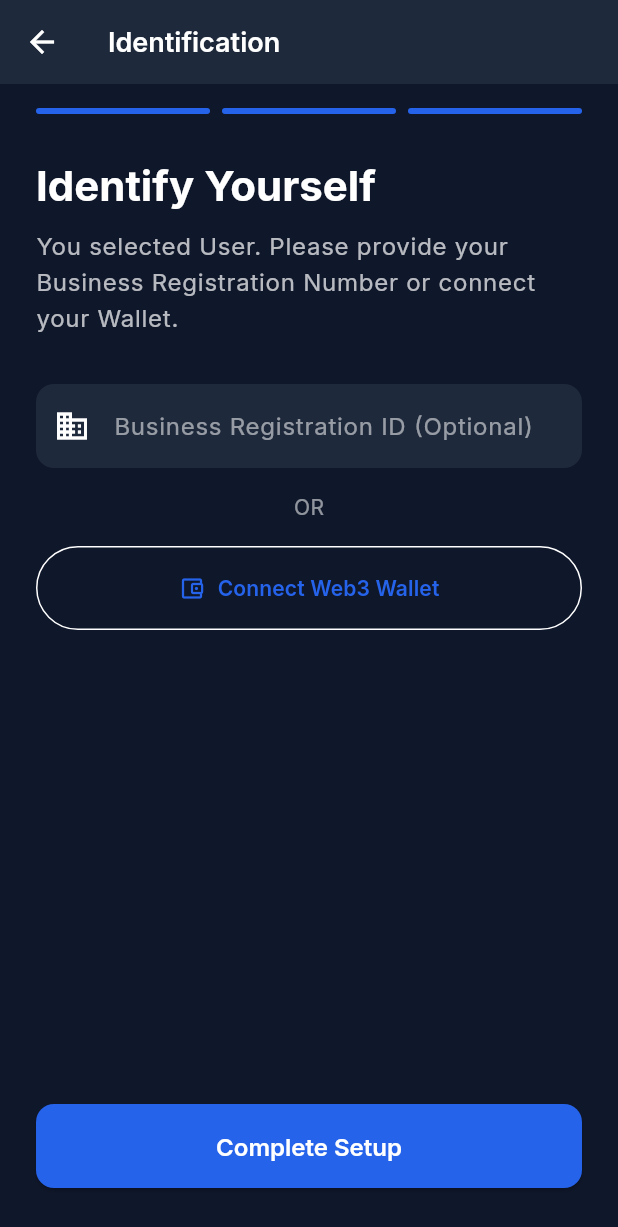
After one commit to JAGADISHSUNILPEDNEKAR/OJTS4BACKUP, a Flutter app: the RoleIdentificationScreen screen opened by its route, on a phone screen of 412 x 824 dp. The commit adds this screen. Shown: the top 1227 px of the screen. Run offline on Flutter 3.47's test engine with Material 3 defaults, Android fonts, the phone set to English and light mode, and no system bars; our stand-ins replace go_router, google_fonts, hex; missing offline and left inert: ecdsa, elliptic.

Commit message:
feat(ui): complete phase 1 onboarding and auth UI

```diff
--- a/apps/mobile-app/lib/core/app_router.dart
+++ b/apps/mobile-app/lib/core/app_router.dart
@@ -1,6 +1,7 @@
 import 'package:go_router/go_router.dart';
 import '../screens/onboarding/value_intro_screen.dart';
 import '../screens/onboarding/role_selection_screen.dart';
+import '../screens/onboarding/role_identification_screen.dart';
 import '../screens/auth/login_screen.dart';
 import '../screens/auth/two_factor_verification_screen.dart';
 import '../screens/auth/two_factor_setup_screen.dart';
@@ -12,6 +13,13 @@ final GoRouter appRouter = GoRouter(
     GoRoute(
       path: '/value-intro',
       builder: (context, state) => const ValueIntroScreen(),
+    ),
+    GoRoute(
+      path: '/role-identification',
+      builder: (context, state) {
+        final role = state.extra as String? ?? 'User';
+        return RoleIdentificationScreen(role: role);
+      },
     ),
     GoRoute(
       path: '/role-selection',
--- /dev/null
+++ b/apps/mobile-app/lib/screens/onboarding/role_identification_screen.dart
@@ -0,0 +1,124 @@
+import 'package:flutter/material.dart';
+import 'package:go_router/go_router.dart';
+import '../../widgets/primary_button.dart';
+
+class RoleIdentificationScreen extends StatefulWidget {
+  final String role;
+
+  const RoleIdentificationScreen({super.key, required this.role});
+
+  @override
+  State<RoleIdentificationScreen> createState() => _RoleIdentificationScreenState();
+}
+
+class _RoleIdentificationScreenState extends State<RoleIdentificationScreen> {
+  final TextEditingController _businessIdController = TextEditingController();
+
+  @override
+  void dispose() {
+    _businessIdController.dispose();
+    super.dispose();
+  }
+
+  @override
+  Widget build(BuildContext context) {
+    return Scaffold(
+      appBar: AppBar(
+        title: const Text('Identification'),
+        leading: IconButton(
+          icon: const Icon(Icons.arrow_back),
+          onPressed: () => context.pop(),
+        ),
+      ),
+      body: SafeArea(
+        child: Padding(
+          padding: const EdgeInsets.symmetric(horizontal: 24.0, vertical: 16.0),
+          child: Column(
+            crossAxisAlignment: CrossAxisAlignment.start,
+            children: [
+              // Pagination Header Line (stage 3)
+              Row(
+                children: [
+                  Expanded(
+                    child: Container(
+                      height: 4,
+                      decoration: BoxDecoration(
+                        color: Theme.of(context).colorScheme.primary,
+                        borderRadius: BorderRadius.circular(2),
+                      ),
+                    ),
+                  ),
+                  const SizedBox(width: 8),
+                  Expanded(
+                    child: Container(
+                      height: 4,
+                      decoration: BoxDecoration(
+                        color: Theme.of(context).colorScheme.primary,
+                        borderRadius: BorderRadius.circular(2),
+                      ),
+                    ),
+                  ),
+                  const SizedBox(width: 8),
+                  Expanded(
+                    child: Container(
+                      height: 4,
+                      decoration: BoxDecoration(
+                        color: Theme.of(context).colorScheme.primary,
+                        borderRadius: BorderRadius.circular(2),
+                      ),
+                    ),
+                  ),
+                ],
+              ),
+              const SizedBox(height: 32),
+              Text(
+                'Identify Yourself',
+                style: Theme.of(context).textTheme.displayMedium?.copyWith(
+                  fontWeight: FontWeight.bold,
+                ),
+              ),
+              const SizedBox(height: 12),
+              Text(
+                'You selected ${widget.role}. Please provide your Business Registration Number or connect your Wallet.',
+                style: Theme.of(context).textTheme.bodyLarge?.copyWith(
+                  color: Colors.white70,
+                ),
+              ),
+              const SizedBox(height: 32),
+              TextField(
+                controller: _businessIdController,
+                decoration: const InputDecoration(
+                  labelText: 'Business Registration ID (Optional)',
+                  prefixIcon: Icon(Icons.business_outlined),
+                ),
+              ),
+              const SizedBox(height: 16),
+              const Center(child: Text('OR', style: TextStyle(color: Colors.white54))),
+              const SizedBox(height: 16),
+              OutlinedButton.icon(
+                onPressed: () {
+                  // Connect Wallet logic placeholder
+                },
+                icon: const Icon(Icons.account_balance_wallet_outlined),
+                label: const Text('Connect Web3 Wallet'),
+                style: OutlinedButton.styleFrom(
+                  minimumSize: const Size.fromHeight(56),
+                  padding: const EdgeInsets.symmetric(vertical: 16),
+                ),
+              ),
+              const Spacer(),
+              PrimaryButton(
+                text: 'Complete Setup',
+                onPressed: () {
+                  // Complete onboarding and go to login
+                  context.go('/login');
+                },
+              ),
+              const SizedBox(height: 16),
+            ],
+          ),
+        ),
+      ),
+    );
+  }
+}
```
